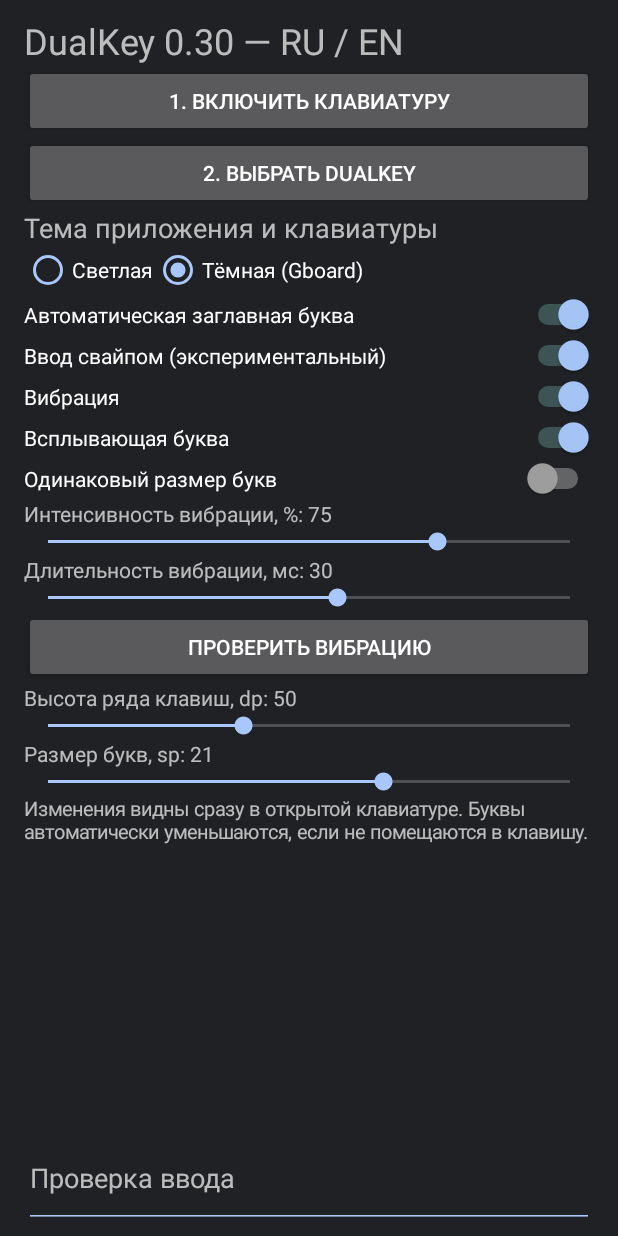
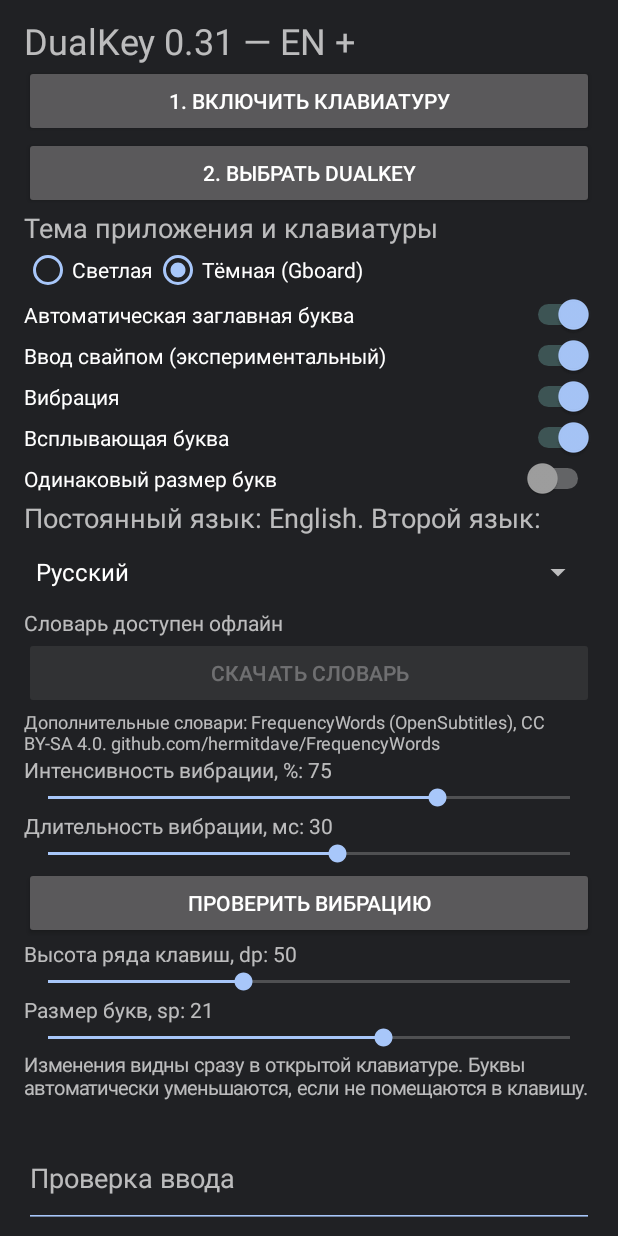
Before and after one commit to 65WebDev/Dual-keyboard, an Android app: the screen it shows after launch (SettingsActivity), on a phone screen of 412 x 824 dp. Run offline under Robolectric (Android 15) with nearby library versions, the phone set to English and light mode, and no system bars.

Commit message:
DualKey 0.31: selectable bilingual layouts and downloadable offline dictionaries

```diff
--- a/app/build.gradle
+++ b/app/build.gradle
@@ -1,6 +1,6 @@
 plugins { id 'com.android.application'; id 'org.jetbrains.kotlin.android' }
 android { namespace 'com.dualkey.ime'; compileSdk 35
- defaultConfig { applicationId 'com.dualkey.ime'; minSdk 26; targetSdk 35; versionCode 30; versionName '0.30' }
+ defaultConfig { applicationId 'com.dualkey.ime'; minSdk 26; targetSdk 35; versionCode 31; versionName '0.31' }
  compileOptions { sourceCompatibility JavaVersion.VERSION_17; targetCompatibility JavaVersion.VERSION_17 }
  kotlinOptions { jvmTarget = '17' }
 }
--- a/app/src/main/AndroidManifest.xml
+++ b/app/src/main/AndroidManifest.xml
@@ -1 +1 @@
-<manifest xmlns:android="http://schemas.android.com/apk/res/android"><uses-permission android:name="android.permission.VIBRATE"/><application android:icon="@drawable/dualkey_icon" android:label="DualKey" android:theme="@android:style/Theme.Material.Light.NoActionBar" android:allowBackup="false"><activity android:name=".SettingsActivity" android:exported="true" android:windowSoftInputMode="adjustResize"><intent-filter><action android:name="android.intent.action.MAIN"/><category android:name="android.intent.category.LAUNCHER"/></intent-filter></activity><service android:name=".DualIme" android:label="DualKey RU/EN" android:permission="android.permission.BIND_INPUT_METHOD" android:exported="true"><intent-filter><action android:name="android.view.InputMethod"/></intent-filter><meta-data android:name="android.view.im" android:resource="@xml/method"/></service></application></manifest>
+<manifest xmlns:android="http://schemas.android.com/apk/res/android"><uses-permission android:name="android.permission.VIBRATE"/><uses-permission android:name="android.permission.INTERNET"/><application android:icon="@drawable/dualkey_icon" android:label="DualKey" android:theme="@android:style/Theme.Material.Light.NoActionBar" android:allowBackup="false"><activity android:name=".SettingsActivity" android:exported="true" android:windowSoftInputMode="adjustResize"><intent-filter><action android:name="android.intent.action.MAIN"/><category android:name="android.intent.category.LAUNCHER"/></intent-filter></activity><service android:name=".DualIme" android:label="DualKey" android:permission="android.permission.BIND_INPUT_METHOD" android:exported="true"><intent-filter><action android:name="android.view.InputMethod"/></intent-filter><meta-data android:name="android.view.im" android:resource="@xml/method"/></service></application></manifest>
--- /dev/null
+++ b/app/src/main/java/com/dualkey/ime/Languages.kt
@@ -0,0 +1,44 @@
+package com.dualkey.ime
+import android.content.Context
+object Languages {
+ data class Layout(val code:String,val name:String,val rows:List<String>)
+ val all=listOf(Layout("ru","Русский",listOf("йцукенгшщзх","фывапролджэ","ячсмитьбю")),
+Layout("uk","Українська",listOf("йцукенгшщзх","фівапролджє","ячсмитьбю")),
+Layout("de","Deutsch",listOf("qwertzuiopü","asdfghjklöä","yxcvbnm,.")),
+Layout("fr","Français",listOf("azertyuiop^","qsdfghjklmù","wxcvbn,;:")),
+Layout("es","Español",listOf("qwertyuiop[","asdfghjklñ´","zxcvbnm,.")),
+Layout("it","Italiano",listOf("qwertyuiopè","asdfghjklòà","zxcvbnm,.")),
+Layout("pt","Português",listOf("qwertyuiop´","asdfghjklçã","zxcvbnm,.")),
+Layout("pl","Polski",listOf("qwertyuiop[","asdfghjkl;'","zxcvbnm,.")),
+Layout("tr","Türkçe",listOf("qwertyuıopğ","asdfghjklşi","zxcvbnmöç")),
+Layout("el","Ελληνικά",listOf("ςερτυθιοπ[]","ασδφγηξκλ;'","ζχψωβνμ,.")))
+ fun selected(c:Context)=all.firstOrNull{it.code==c.getSharedPreferences("keys",0).getString("language","ru")}?:all.first()
+ fun file(c:Context,code:String)=java.io.File(c.filesDir,"swipe_"+code+".txt")
+ fun ready(c:Context,code:String)=code in listOf("ru","en")||file(c,code).isFile
+ fun download(c:Context,code:String){
+ require(all.any{it.code==code}&&code!="ru")
+ val target=file(c,code);val temp=java.io.File(c.filesDir,"swipe_"+code+".tmp")
+ val url=java.net.URL("https://raw.githubusercontent.com/hermitdave/FrequencyWords/master/content/2018/"+code+"/"+code+"_50k.txt")
+ val conn=url.openConnection() as java.net.HttpURLConnection
+ conn.connectTimeout=15000;conn.readTimeout=20000
+ try{
+ require(conn.responseCode==200)
+ var count=0
+ conn.inputStream.bufferedReader(Charsets.UTF_8).use{reader->temp.bufferedWriter(Charsets.UTF_8).use{out->reader.forEachLine{line->
+ val word=line.substringBefore(' ').lowercase(java.util.Locale.forLanguageTag(code))
+ if(word.length in 2..30&&word.all{it.isLetter()}&&count<50000){out.write(word);out.newLine();count++}
+ }}}
+ require(count>=1000);check(temp.renameTo(target))
+ }finally{conn.disconnect();temp.delete()}
+ }
+ fun variants(code:String,c:Char):String=when(code){
+ "ru"->when(c){'е'->"ё";'х'->"ъ";else->""}
+ "uk"->when(c){'г'->"ґ";'и'->"ї";else->""}
+ "de"->if(c=='s')"ß" else ""
+ "pl"->when(c){'a'->"ą";'c'->"ć";'e'->"ę";'l'->"ł";'n'->"ń";'o'->"ó";'s'->"ś";'z'->"żź";else->""}
+ "es"->when(c){'a'->"á";'e'->"é";'i'->"í";'o'->"ó";'u'->"úü";else->""}
+ "fr","it","pt"->when(c){'a'->"àáâãä";'e'->"éèêë";'i'->"íìîï";'o'->"óòôõö";'u'->"úùûü";'c'->"ç";else->""}
+ "el"->when(c){'α'->"ά";'ε'->"έ";'η'->"ή";'ι'->"ίϊΐ";'ο'->"ό";'υ'->"ύϋΰ";'ω'->"ώ";else->""}
+ else->""
+ }
+}
--- a/app/src/main/java/com/dualkey/ime/SettingsActivity.kt
+++ b/app/src/main/java/com/dualkey/ime/SettingsActivity.kt
@@ -18,7 +18,7 @@ class SettingsActivity: Activity() {
  window.setSoftInputMode(android.view.WindowManager.LayoutParams.SOFT_INPUT_ADJUST_RESIZE)
  val l=LinearLayout(this).apply { orientation=1; setPadding(24,16,24,24) }
  fun button(s:String, f:()->Unit) { l.addView(Button(this).apply { text=s; setOnClickListener { f() } }) }
- l.addView(TextView(this).apply { text="DualKey 0.30 — RU / EN"; textSize=24f })
+ l.addView(TextView(this).apply { text="DualKey 0.31 — EN +"; textSize=24f })
  button("1. Включить клавиатуру") { startActivity(Intent(Settings.ACTION_INPUT_METHOD_SETTINGS)) }
  button("2. Выбрать DualKey") { getSystemService(InputMethodManager::class.java).showInputMethodPicker() }
  fun toggle(s:String,k:String,d:Boolean) { l.addView(Switch(this).apply { text=s; if(night){thumbTintList=android.content.res.ColorStateList(arrayOf(intArrayOf(android.R.attr.state_checked),intArrayOf()),intArrayOf(0xffa8c7fa.toInt(),0xffa0a0a0.toInt()))}; isChecked=p.getBoolean(k,d); setOnCheckedChangeListener { _,v->p.edit().putBoolean(k,v).apply() } }) }
@@ -30,6 +30,21 @@ class SettingsActivity: Activity() {
  themes.check(if(p.getBoolean("dark",true))dark.id else light.id)
  themes.setOnCheckedChangeListener { _,id -> val selected=id==dark.id; if(selected!=night){p.edit().putBoolean("dark",selected).apply();recreate()} }
   toggle("Автоматическая заглавная буква","autocaps",true); toggle("Ввод свайпом (экспериментальный)","swipe",true); toggle("Вибрация","haptic",true); toggle("Всплывающая буква","preview",true); toggle("Одинаковый размер букв","equal",false)
+ l.addView(TextView(this).apply{text="Постоянный язык: English. Второй язык:";textSize=18f})
+ val languages=Spinner(this)
+ languages.adapter=ArrayAdapter(this,android.R.layout.simple_spinner_dropdown_item,Languages.all.map{it.name})
+ languages.setSelection(Languages.all.indexOf(Languages.selected(this)))
+ l.addView(languages)
+ val status=TextView(this);l.addView(status)
+ val download=Button(this).apply{text="Скачать словарь"};l.addView(download)
+ fun updateDictionary(){val lang=Languages.selected(this);val ready=Languages.ready(this,lang.code);status.text=if(ready)"Словарь доступен офлайн" else "Словарь не скачан";download.isEnabled=!ready}
+ languages.onItemSelectedListener=object:android.widget.AdapterView.OnItemSelectedListener{
+ override fun onNothingSelected(parent:android.widget.AdapterView<*>?){}
+ override fun onItemSelected(parent:android.widget.AdapterView<*>?,view:android.view.View?,position:Int,id:Long){p.edit().putString("language",Languages.all[position].code).apply();updateDictionary()}
+ }
+ download.setOnClickListener{val code=Languages.selected(this).code;download.isEnabled=false;status.text="Загрузка…";Thread{val result=runCatching{Languages.download(this,code)};runOnUiThread{updateDictionary();if(result.isFailure)status.text="Ошибка загрузки: "+result.exceptionOrNull()?.message}}.start()}
+ l.addView(TextView(this).apply{text="Дополнительные словари: FrequencyWords (OpenSubtitles), CC BY-SA 4.0. github.com/hermitdave/FrequencyWords";textSize=12f})
+ updateDictionary()
  fun slider(s:String,k:String,min:Int,max:Int,d:Int) { val label=TextView(this); l.addView(label); val bar=SeekBar(this);bar.progressTintList=accent;bar.thumbTintList=accent; bar.max=max-min; bar.progress=p.getInt(k,d)-min; label.text="$s: ${bar.progress+min}"; l.addView(bar); bar.setOnSeekBarChangeListener(object:SeekBar.OnSeekBarChangeListener { override fun onProgressChanged(b:SeekBar,v:Int,u:Boolean){label.text="$s: ${v+min}";p.edit().putInt(k,v+min).apply()}; override fun onStartTrackingTouch(b:SeekBar){};override fun onStopTrackingTouch(b:SeekBar){} }) }
  slider("Интенсивность вибрации, %","vibration_strength",1,100,75); slider("Длительность вибрации, мс","vibration_duration",5,50,30)
  button("Проверить вибрацию") { if(p.getBoolean("haptic",true) && !KeyVibration.play(this,p)) l.performHapticFeedback(android.view.HapticFeedbackConstants.KEYBOARD_TAP) }
```
Also changed, not shown: app/src/main/java/com/dualkey/ime/DualIme.kt (+9 -8 lines), app/src/main/java/com/dualkey/ime/SwipeDecoder.kt (+13 -9 lines), 1 other file.
